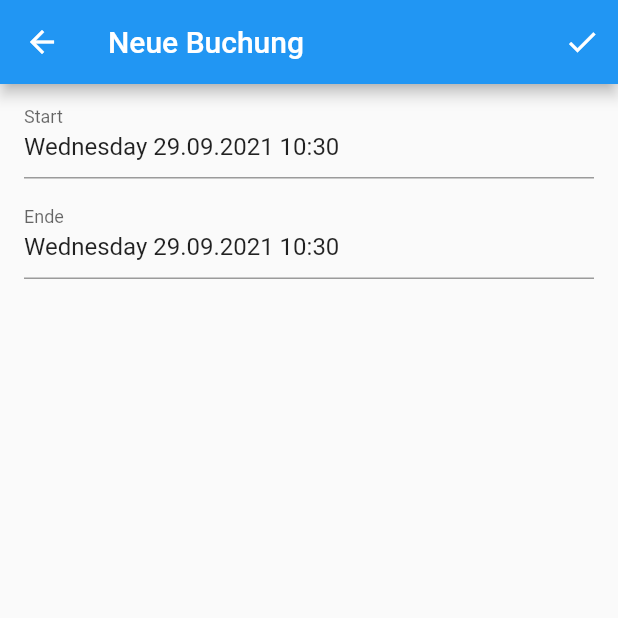
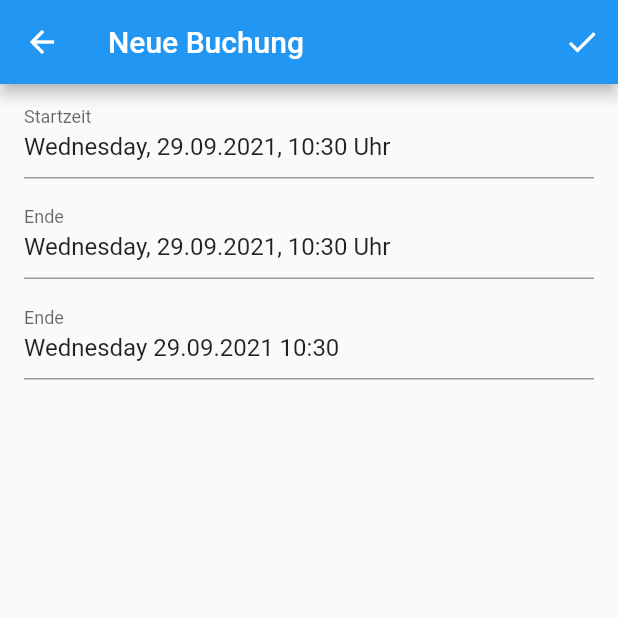
Before and after one commit to sterlp/time_tracker, a Flutter app: the EditBookingPage screen opened directly with empty values, on a phone screen of 412 x 824 dp, the top half of it. Run offline on Flutter 3.47's test engine with Material 2 defaults, Android fonts, the phone set to English and light mode, and no system bars; our stand-ins replace sqflite, sqflite_common; missing offline and left inert: dependency_container; accounts and stored records are empty.

```diff
--- a/lib/booking/page/edit_booking_page.dart
+++ b/lib/booking/page/edit_booking_page.dart
@@ -1,6 +1,9 @@
+import 'package:date_time_picker/date_time_picker.dart';
 import 'package:flutter/material.dart';
 import 'package:intl/intl.dart';
+import 'package:sqflite_entities/converter/date_util.dart';
 import 'package:time_tracker/booking/entity/time_booking.dart';
+import 'package:time_tracker/common/widget/date_time_form_field.dart';
 
 class EditBookingPage extends StatelessWidget {
   final TimeBooking booking;
@@ -21,15 +24,42 @@ class EditBookingPage extends StatelessWidget {
       body: ListView(
         children: [
           ListTile(
-            title: TextFormField(
-              initialValue: dateTimeFormat.format(booking.start),
-              decoration: const InputDecoration(hintText: 'Start', label: Text('Start')),
+            title: DateTimeFormField(
+              booking.start,
+              (d) {
+                print('new date time selected $d');
+              },
+              decoration: const InputDecoration(hintText: 'Startzeit', label: Text('Startzeit')),
+            ),
+          ),
+          ListTile(
+            title: DateTimeFormField(
+              booking.end,
+                  (d) {
+                print('new date time selected $d');
+              },
+              decoration: const InputDecoration(label: Text('Ende')),
             ),
           ),
           ListTile(
             title: TextFormField(
               initialValue: booking.end == null ? null : dateTimeFormat.format(booking.end!),
               decoration: const InputDecoration(hintText: 'Ende', label: Text('Ende')),
+              onTap: () async {
+                final date = booking.end ?? booking.start;
+                final d = await showDatePicker(context: context,
+                    initialDate: date,
+                    firstDate: booking.start,
+                    lastDate: date.add(const Duration(days: 1)));
+                print('selected date '
+                    + (d == null ? '-' : d.toString()));
+                if (d != null) {
+                  final d = booking.end ?? booking.start;
+                  showTimePicker(context: context,
+                      initialTime: TimeOfDay(hour: d.hour, minute: d.minute)
+                  );
+                }
+              },
             ),
           ),
         ],
--- /dev/null
+++ b/lib/common/widget/date_time_form_field.dart
@@ -0,0 +1,61 @@
+
+import 'package:flutter/material.dart';
+import 'package:sqflite_entities/converter/date_util.dart';
+
+class DateTimeFormField extends StatefulWidget {
+  final DateTime? initialDateTime;
+  final DateTime? firstDateTime;
+  final ValueChanged<DateTime> onChanged;
+  final InputDecoration decoration;
+
+  const DateTimeFormField(this.initialDateTime, this.onChanged,
+      {Key? key,
+        this.decoration = const InputDecoration(),
+        this.firstDateTime,
+      }) : super(key: key);
+
+  @override
+  _DateTimeFormFieldState createState() => _DateTimeFormFieldState();
+}
+
+class _DateTimeFormFieldState extends State<DateTimeFormField> {
+  final _controller = TextEditingController();
+  DateTime? _dateTime;
+
+  @override
+  Widget build(BuildContext context) {
+    final d = _dateTime ?? widget.initialDateTime;
+    if (d == null) {
+      _controller.text = '';
+    } else {
+      _controller.text = DateTimeUtil.formatWithString(d, 'EEEE, dd.MM.yyyy, HH:mm', null)
+          + ' Uhr';
+    }
+    return TextFormField(
+      readOnly: true,
+      controller: _controller,
+      onTap: _pickNewDate,
+      decoration: widget.decoration,
+    );
+  }
+
+  Future<void> _pickNewDate() async {
+    final currentDate = _dateTime ?? widget.initialDateTime ?? DateTime.now();
+    var newDate = await showDatePicker(context: context,
+      initialDate: currentDate,
+      firstDate: currentDate.add(const Duration(days: -1)),
+      lastDate: currentDate.add(const Duration(days: 1)),
+      confirmText: 'UHRZEIT WÄHLEN'
+    );
+    if (newDate != null) {
+      final newTime = await showTimePicker(context: context,
+          initialTime: TimeOfDay(hour: currentDate.hour, minute: currentDate.minute)
+      );
+      if (newTime != null) {
+        newDate = DateTimeUtil.asDateTime(newDate, newTime);
+        widget.onChanged(newDate);
+        setState(() => _dateTime = newDate);
+      }
+    }
+  }
+}
```
Also changed, not shown: lib/home/page/home_page.dart (+4 -15 lines), lib/main.dart (+12 -0 lines), modules/sqflite_entities/lib/converter/date_util.dart (+8 -2 lines), pubspec.yaml (+6 -4 lines), pubspec.lock, 2 other files.
